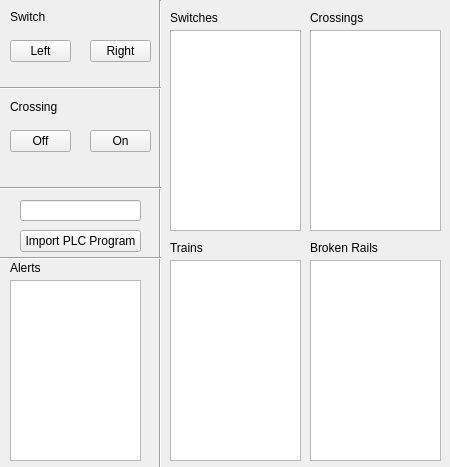
JHarnishfeger/ECE1140_Conductors, file Conductors_TrainSystem/waysidewin.ui: the form before one commit.
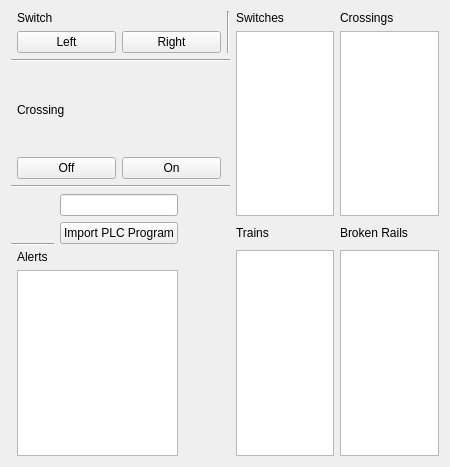
The form after the commit.

What changed in the file:
```diff
--- a/Conductors_TrainSystem/waysidewin.ui
+++ b/Conductors_TrainSystem/waysidewin.ui
@@ -13,274 +13,138 @@
   <property name="windowTitle">
    <string>Form</string>
   </property>
-  <widget class="QListWidget" name="TrainList">
-   <property name="geometry">
-    <rect>
-     <x>170</x>
-     <y>260</y>
-     <width>131</width>
-     <height>201</height>
-    </rect>
-   </property>
-  </widget>
-  <widget class="QLabel" name="label_7">
-   <property name="geometry">
-    <rect>
-     <x>170</x>
-     <y>10</y>
-     <width>131</width>
-     <height>16</height>
-    </rect>
-   </property>
-   <property name="text">
-    <string>Switches</string>
-   </property>
-  </widget>
-  <widget class="QLabel" name="label_10">
-   <property name="geometry">
-    <rect>
-     <x>310</x>
-     <y>240</y>
-     <width>131</width>
-     <height>16</height>
-    </rect>
-   </property>
-   <property name="text">
-    <string>Broken Rails</string>
-   </property>
-  </widget>
-  <widget class="QListWidget" name="SwitchList">
-   <property name="geometry">
-    <rect>
-     <x>170</x>
-     <y>30</y>
-     <width>131</width>
-     <height>201</height>
-    </rect>
-   </property>
-  </widget>
-  <widget class="QLabel" name="label_8">
-   <property name="geometry">
-    <rect>
-     <x>310</x>
-     <y>10</y>
-     <width>131</width>
-     <height>16</height>
-    </rect>
-   </property>
-   <property name="text">
-    <string>Crossings</string>
-   </property>
-  </widget>
-  <widget class="QLabel" name="label_9">
-   <property name="geometry">
-    <rect>
-     <x>170</x>
-     <y>240</y>
-     <width>131</width>
-     <height>16</height>
-    </rect>
-   </property>
-   <property name="text">
-    <string>Trains</string>
-   </property>
-  </widget>
-  <widget class="QListWidget" name="CrossingList">
-   <property name="geometry">
-    <rect>
-     <x>310</x>
-     <y>30</y>
-     <width>131</width>
-     <height>201</height>
-    </rect>
-   </property>
-  </widget>
-  <widget class="QListWidget" name="BrokenRailList">
-   <property name="geometry">
-    <rect>
-     <x>310</x>
-     <y>260</y>
-     <width>131</width>
-     <height>201</height>
-    </rect>
-   </property>
-  </widget>
-  <widget class="Line" name="line">
-   <property name="geometry">
-    <rect>
-     <x>150</x>
-     <y>0</y>
-     <width>20</width>
-     <height>471</height>
-    </rect>
-   </property>
-   <property name="orientation">
-    <enum>Qt::Vertical</enum>
-   </property>
-  </widget>
-  <widget class="QLabel" name="label">
-   <property name="geometry">
-    <rect>
-     <x>10</x>
-     <y>10</y>
-     <width>47</width>
-     <height>14</height>
-    </rect>
-   </property>
-   <property name="text">
-    <string>Switch</string>
-   </property>
-  </widget>
-  <widget class="Line" name="line_2">
-   <property name="geometry">
-    <rect>
-     <x>0</x>
-     <y>80</y>
-     <width>161</width>
-     <height>16</height>
-    </rect>
-   </property>
-   <property name="orientation">
-    <enum>Qt::Horizontal</enum>
-   </property>
-  </widget>
-  <widget class="QLabel" name="label_2">
-   <property name="geometry">
-    <rect>
-     <x>10</x>
-     <y>100</y>
-     <width>47</width>
-     <height>14</height>
-    </rect>
-   </property>
-   <property name="text">
-    <string>Crossing</string>
-   </property>
-  </widget>
-  <widget class="Line" name="line_3">
-   <property name="geometry">
-    <rect>
-     <x>0</x>
-     <y>180</y>
-     <width>161</width>
-     <height>16</height>
-    </rect>
-   </property>
-   <property name="orientation">
-    <enum>Qt::Horizontal</enum>
-   </property>
-  </widget>
-  <widget class="QPushButton" name="ImportPLC">
-   <property name="geometry">
-    <rect>
-     <x>20</x>
-     <y>230</y>
-     <width>121</width>
-     <height>22</height>
-    </rect>
-   </property>
-   <property name="text">
-    <string>Import PLC Program</string>
-   </property>
-  </widget>
-  <widget class="QPushButton" name="SwitchLeft">
-   <property name="geometry">
-    <rect>
-     <x>10</x>
-     <y>40</y>
-     <width>61</width>
-     <height>22</height>
-    </rect>
-   </property>
-   <property name="text">
-    <string>Left</string>
-   </property>
-  </widget>
-  <widget class="QPushButton" name="SwitchRight">
-   <property name="geometry">
-    <rect>
-     <x>90</x>
-     <y>40</y>
-     <width>61</width>
-     <height>22</height>
-    </rect>
-   </property>
-   <property name="text">
-    <string>Right</string>
-   </property>
-  </widget>
-  <widget class="QPushButton" name="CrossingOff">
-   <property name="geometry">
-    <rect>
-     <x>10</x>
-     <y>130</y>
-     <width>61</width>
-     <height>22</height>
-    </rect>
-   </property>
-   <property name="text">
-    <string>Off</string>
-   </property>
-  </widget>
-  <widget class="QPushButton" name="CrossingOn">
-   <property name="geometry">
-    <rect>
-     <x>90</x>
-     <y>130</y>
-     <width>61</width>
-     <height>22</height>
-    </rect>
-   </property>
-   <property name="text">
-    <string>On</string>
-   </property>
-  </widget>
-  <widget class="QListWidget" name="AlertList">
-   <property name="geometry">
-    <rect>
-     <x>10</x>
-     <y>280</y>
-     <width>131</width>
-     <height>181</height>
-    </rect>
-   </property>
-  </widget>
-  <widget class="QLabel" name="label_13">
-   <property name="geometry">
-    <rect>
-     <x>10</x>
-     <y>260</y>
-     <width>131</width>
-     <height>16</height>
-    </rect>
-   </property>
-   <property name="text">
-    <string>Alerts</string>
-   </property>
-  </widget>
-  <widget class="Line" name="line_4">
-   <property name="geometry">
-    <rect>
-     <x>0</x>
-     <y>250</y>
-     <width>161</width>
-     <height>16</height>
-    </rect>
-   </property>
-   <property name="orientation">
-    <enum>Qt::Horizontal</enum>
-   </property>
-  </widget>
-  <widget class="QLineEdit" name="PLCFile">
-   <property name="geometry">
-    <rect>
-     <x>20</x>
-     <y>200</y>
-     <width>121</width>
-     <height>21</height>
-    </rect>
-   </property>
-  </widget>
+  <layout class="QGridLayout" name="gridLayout">
+   <item row="0" column="1" colspan="2">
+    <widget class="QLabel" name="label">
+     <property name="text">
+      <string>Switch</string>
+     </property>
+    </widget>
+   </item>
+   <item row="0" column="5" rowspan="2">
+    <widget class="Line" name="line">
+     <property name="orientation">
+      <enum>Qt::Vertical</enum>
+     </property>
+    </widget>
+   </item>
+   <item row="0" column="6">
+    <widget class="QLabel" name="label_7">
+     <property name="text">
+      <string>Switches</string>
+     </property>
+    </widget>
+   </item>
+   <item row="0" column="7">
+    <widget class="QLabel" name="label_8">
+     <property name="text">
+      <string>Crossings</string>
+     </property>
+    </widget>
+   </item>
+   <item row="1" column="1" colspan="2">
+    <widget class="QPushButton" name="SwitchLeft">
+     <property name="text">
+      <string>Left</string>
+     </property>
+    </widget>
+   </item>
+   <item row="1" column="3" colspan="2">
+    <widget class="QPushButton" name="SwitchRight">
+     <property name="text">
+      <string>Right</string>
+     </property>
+    </widget>
+   </item>
+   <item row="1" column="6" rowspan="6">
+    <widget class="QListWidget" name="SwitchList"/>
+   </item>
+   <item row="1" column="7" rowspan="6">
+    <widget class="QListWidget" name="CrossingList"/>
+   </item>
+   <item row="2" column="0" colspan="6">
+    <widget class="Line" name="line_2">
+     <property name="orientation">
+      <enum>Qt::Horizontal</enum>
+     </property>
+    </widget>
+   </item>
+   <item row="3" column="1" colspan="2">
+    <widget class="QLabel" name="label_2">
+     <property name="text">
+      <string>Crossing</string>
+     </property>
+    </widget>
+   </item>
+   <item row="4" column="1" colspan="2">
+    <widget class="QPushButton" name="CrossingOff">
+     <property name="text">
+      <string>Off</string>
+     </property>
+    </widget>
+   </item>
+   <item row="4" column="3" colspan="2">
+    <widget class="QPushButton" name="CrossingOn">
+     <property name="text">
+      <string>On</string>
+     </property>
+    </widget>
+   </item>
+   <item row="5" column="0" colspan="6">
+    <widget class="Line" name="line_3">
+     <property name="orientation">
+      <enum>Qt::Horizontal</enum>
+     </property>
+    </widget>
+   </item>
+   <item row="6" column="2" colspan="2">
+    <widget class="QLineEdit" name="PLCFile"/>
+   </item>
+   <item row="7" column="2" rowspan="2" colspan="2">
+    <widget class="QPushButton" name="ImportPLC">
+     <property name="text">
+      <string>Import PLC Program</string>
+     </property>
+    </widget>
+   </item>
+   <item row="7" column="6" rowspan="2">
+    <widget class="QLabel" name="label_9">
+     <property name="text">
+      <string>Trains</string>
+     </property>
+    </widget>
+   </item>
+   <item row="7" column="7" rowspan="2">
+    <widget class="QLabel" name="label_10">
+     <property name="text">
+      <string>Broken Rails</string>
+     </property>
+    </widget>
+   </item>
+   <item row="8" column="0" rowspan="2" colspan="2">
+    <widget class="Line" name="line_4">
+     <property name="orientation">
+      <enum>Qt::Horizontal</enum>
+     </property>
+    </widget>
+   </item>
+   <item row="9" column="1" rowspan="2" colspan="3">
+    <widget class="QLabel" name="label_13">
+     <property name="text">
+      <string>Alerts</string>
+     </property>
+    </widget>
+   </item>
+   <item row="9" column="6" rowspan="3">
+    <widget class="QListWidget" name="TrainList"/>
+   </item>
+   <item row="9" column="7" rowspan="3">
+    <widget class="QListWidget" name="BrokenRailList"/>
+   </item>
+   <item row="11" column="1" colspan="3">
+    <widget class="QListWidget" name="AlertList"/>
+   </item>
+  </layout>
  </widget>
  <resources/>
  <connections/>
```
